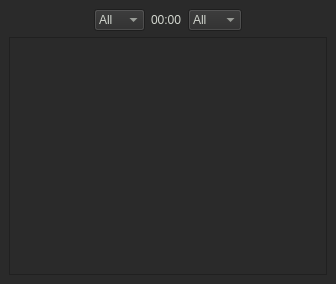
Qt form dialog.ui (mbridak/sotacracker) before a commit.
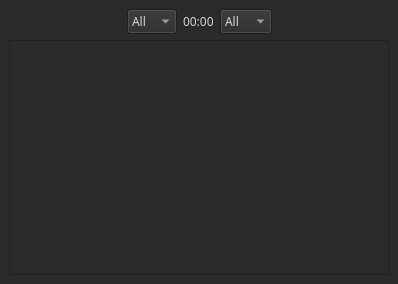
The same form after that commit.

Commit message: Added a font, added .spec file, updated stuff.

What changed in the file:
```diff
--- a/dialog.ui
+++ b/dialog.ui
@@ -6,7 +6,7 @@
    <rect>
     <x>0</x>
     <y>0</y>
-    <width>336</width>
+    <width>398</width>
     <height>284</height>
    </rect>
   </property>
@@ -31,6 +31,11 @@
        <layout class="QHBoxLayout" name="horizontalLayout">
         <item>
          <spacer name="horizontalSpacer_2">
+          <property name="font">
+           <font>
+            <family>JetBrains Mono</family>
+           </font>
+          </property>
           <property name="orientation">
            <enum>Qt::Horizontal</enum>
           </property>
@@ -44,6 +49,11 @@
         </item>
         <item>
          <widget class="QComboBox" name="comboBox_band">
+          <property name="font">
+           <font>
+            <family>JetBrains Mono</family>
+           </font>
+          </property>
           <item>
            <property name="text">
             <string>All</string>
@@ -108,6 +118,11 @@
         </item>
         <item>
          <widget class="QLabel" name="time">
+          <property name="font">
+           <font>
+            <family>JetBrains Mono</family>
+           </font>
+          </property>
           <property name="text">
            <string>00:00</string>
           </property>
@@ -115,6 +130,11 @@
         </item>
         <item>
          <widget class="QComboBox" name="comboBox_mode">
+          <property name="font">
+           <font>
+            <family>JetBrains Mono</family>
+           </font>
+          </property>
           <item>
            <property name="text">
             <string>All</string>
@@ -149,6 +169,11 @@
         </item>
         <item>
          <spacer name="horizontalSpacer">
+          <property name="font">
+           <font>
+            <family>JetBrains Mono</family>
+           </font>
+          </property>
           <property name="orientation">
            <enum>Qt::Horizontal</enum>
           </property>
@@ -166,7 +191,7 @@
        <widget class="QListWidget" name="listWidget">
         <property name="font">
          <font>
-          <family>Courier</family>
+          <family>JetBrains Mono</family>
          </font>
         </property>
         <property name="focusPolicy">
```
The commit also changes 7 other files.
